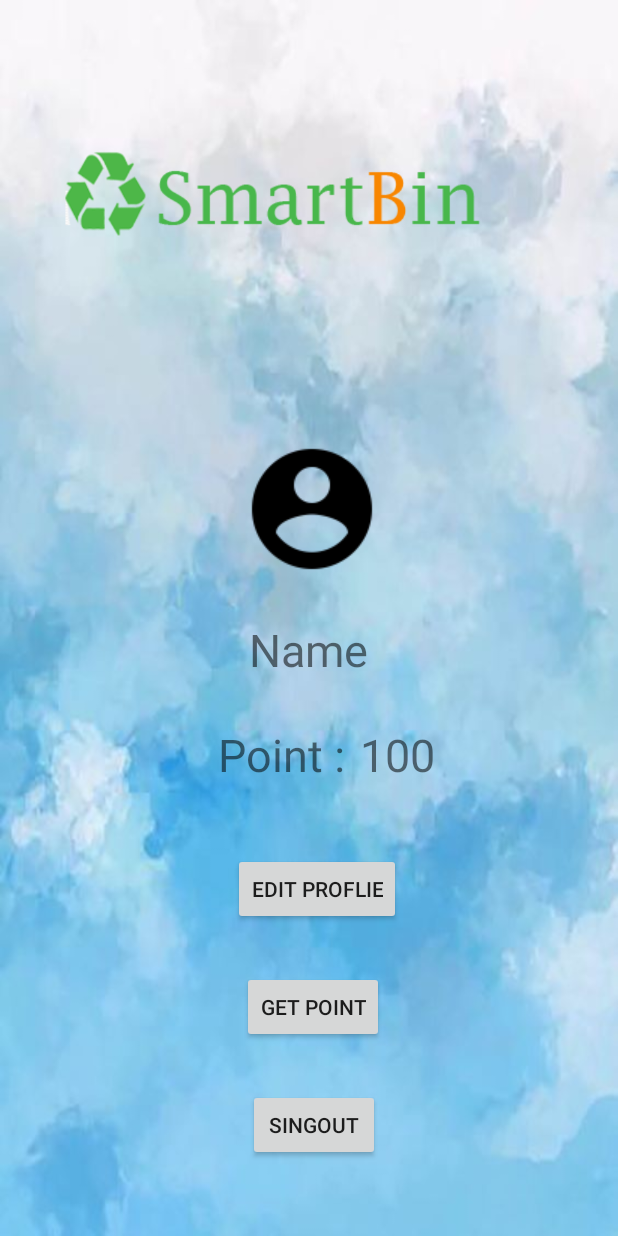
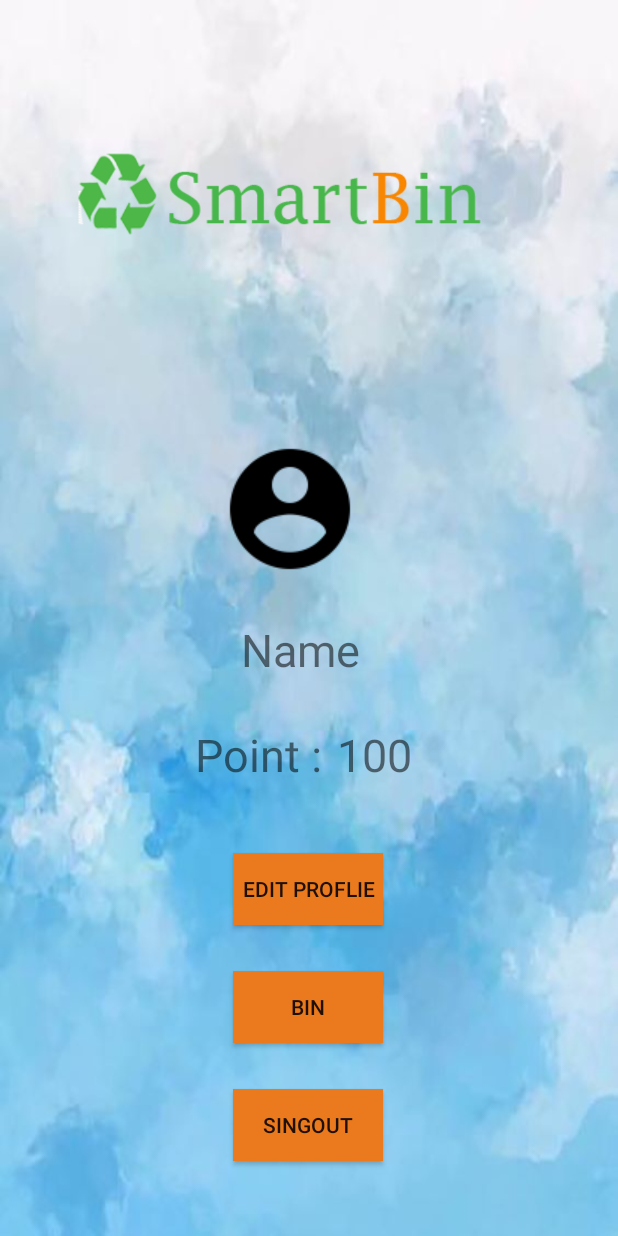
Before and after one commit to thakorn09/SmartBinApp, an Android app: the ContinueTrashActivity screen opened directly, with no data from a screen before it, after a tap on "NO", on a phone screen of 412 x 824 dp. Run offline under Robolectric (Android 15) with nearby library versions, the phone set to English and light mode, and no system bars; our stand-ins replace Firebase (no records; nobody signed in at launch, a user with empty details on screens opened directly); libraries missing offline, so code that uses them is left out: com.github.kittinunf.fuel; pictures from the network do not load; 2 statements that could not run were skipped.

Commit message:
Up PresentSmartBin

```diff
--- a/app/src/main/java/com/sut/smart_bin/ContinueTrashActivity.kt
+++ b/app/src/main/java/com/sut/smart_bin/ContinueTrashActivity.kt
@@ -25,56 +25,31 @@ class ContinueTrashActivity : AppCompatActivity() {
     override fun onCreate(savedInstanceState: Bundle?) {
         super.onCreate(savedInstanceState)
         setContentView(R.layout.activity_continue_trash)
+        val user = FirebaseAuth.getInstance().currentUser
         val sCan = intent.getSerializableExtra("scan")
 
 
-
-
-        listenToMultiple()
-
         btn_NoTrash.setOnClickListener {
-            Toast.makeText(applicationContext,"State2: "+sCan,Toast.LENGTH_SHORT).show()
-            Fuel.put("https://smartbin-sut.herokuapp.com/SmartBin/${sCan}/0")
+            Toast.makeText(applicationContext,"Finish",Toast.LENGTH_SHORT).show()
+            Fuel.put("https://smartbin-sut.herokuapp.com/SmartBin/${sCan}/${user!!.uid}/0")
                 .also { println(it) }
                 .response { result -> }
             moveMainPage()
         }
 
+
         btn_YesTrash.setOnClickListener {
             Toast.makeText(applicationContext,"State2: "+sCan,Toast.LENGTH_SHORT).show()
-            Fuel.put("https://smartbin-sut.herokuapp.com/SmartBin/${sCan}/2")
+            Fuel.put("https://smartbin-sut.herokuapp.com/SmartBin/${sCan}/${user!!.uid}/2")
                 .also { println(it) }
                 .response { result -> }
         }
-
         //btn_YesTrash = findViewById(R.id.btn_YesTrash) as Button
 
        /* btn_YesTrash!!.setOnClickListener{
             val intent = Intent(this@ContinueTrashActivity, ScannerActivity::class.java)
             startActivity(intent)
         }*/
-
-
-    }
-
-
-    private fun listenToMultiple() {
-        val docRef = db.collection("SmartBin").document("State")
-        docRef.addSnapshotListener { snapshot, e ->
-            if (e != null) {
-                //Log.w(TAG, "Listen failed.", e)
-                return@addSnapshotListener
-            }
-
-            if (snapshot != null && snapshot.exists()) {
-                Toast.makeText(applicationContext,"Current data:"+snapshot.data,Toast.LENGTH_SHORT).show()
-                //Log.d(TAG, "Current data: ${snapshot.data}")
-            } else {
-                Toast.makeText(applicationContext,"Current data: null",Toast.LENGTH_SHORT).show()
-                //Log.d(TAG, "Current data: null")
-            }
-        }
-
     }
 
     fun moveMainPage() {
@@ -82,6 +57,4 @@ class ContinueTrashActivity : AppCompatActivity() {
         finish()
     }
 
-
-
 }
--- a/app/src/main/java/com/sut/smart_bin/MainActivity.kt
+++ b/app/src/main/java/com/sut/smart_bin/MainActivity.kt
@@ -2,15 +2,18 @@ package com.sut.smart_bin
 
 import android.content.Intent
 import android.os.Bundle
+import android.util.Log
 import android.widget.Button
 import android.widget.ImageView
 import android.widget.TextView
+import android.widget.Toast
 import androidx.appcompat.app.AppCompatActivity
 import com.bumptech.glide.Glide
 import com.bumptech.glide.load.resource.bitmap.CircleCrop
 import com.github.kittinunf.fuel.Fuel
 import com.github.kittinunf.fuel.core.extensions.jsonBody
 import com.google.firebase.auth.FirebaseAuth
+import com.google.firebase.firestore.FirebaseFirestore
 
 import kotlinx.android.synthetic.main.activity_main.*
 
@@ -21,18 +24,23 @@ class MainActivity : AppCompatActivity() {
     override fun onCreate(savedInstanceState: Bundle?) {
         super.onCreate(savedInstanceState)
 
+        val user = FirebaseAuth.getInstance().currentUser
+        val userid = FirebaseAuth.getInstance().getUid().toString()
+        setContentView(R.layout.activity_main)
 
-        val user = FirebaseAuth.getInstance().currentUser
-        setContentView(R.layout.activity_main)
+
+
+
+
         val u = Users(0,0, "","", "","", "",0, "" )
         user?.let {
 
             val name = user.displayName
             val email = user.email
             val photoUrl = user.photoUrl
+            val uid = userid
 
             //val emailVerified = user.isEmailVerified
-            val uid = user.uid
 
 
             //"https://smartbin-sut.herokuapp.com/User/${uid}".httpGet()
@@ -69,14 +77,11 @@ class MainActivity : AppCompatActivity() {
                         u.BadBin = users.Bin.BadBin
 
 
-                        /*  val upoint = u.Bin?.BadBin * 10
-                          if(u.Point != upoint?.toInt()){
-                              u.Point=upoint?.toInt()
-                              UpPoint(
-                                  u.Name,u.Email,u.Phone,u.Ids,u.Uid,u.Photo,u.Point,u.Bin?.GoodBin,u.Bin?.BadBin
-                              )
-
-                          }*/
+                          val upoint = u.GoodBin * 10
+                          if(u.Point != upoint){
+                              u.Point=upoint
+                              UpPoint(u.Point)
+                          }
 
                         val nametxt = findViewById<TextView>(R.id.id_name)
                         nametxt.text = u.Name
@@ -175,15 +180,7 @@ class MainActivity : AppCompatActivity() {
     }
 
     fun UpPoint(
-        name: String,
-        email: String,
-        phone: String,
-        ids: String,
-        uid: String,
-        photo: String,
-        point: Int,
-        goodBin: Long?,
-        binBin: Long?
+        point: Long
     ) { val user = FirebaseAuth.getInstance().currentUser
         Fuel.put("https://smartbin-sut.herokuapp.com/User/${user!!.uid}/${point}")
             .also { println(it) }
--- a/app/src/main/java/com/sut/smart_bin/ScannerActivity.kt
+++ b/app/src/main/java/com/sut/smart_bin/ScannerActivity.kt
@@ -96,7 +96,7 @@ class ScannerActivity : AppCompatActivity(),ResultHandler{
         val user = FirebaseAuth.getInstance().currentUser
         Fuel.put("https://smartbin-sut.herokuapp.com/SmartBin/${sCan}/${user!!.uid}/1")
             .also { println(it) }
-            .response { result -> }
+            .response { result -> println(result) }
 
 
 
@@ -104,10 +104,9 @@ class ScannerActivity : AppCompatActivity(),ResultHandler{
 
 
         val intent = Intent(this, ContinueTrashActivity::class.java)
-        intent.putExtra("scan", sCan)
+        intent.putExtra("scan",sCan)
         startActivity(intent)
         finish()
-
     }
 
 
--- a/app/src/main/res/layout/activity_main.xml
+++ b/app/src/main/res/layout/activity_main.xml
@@ -9,8 +9,9 @@
     tools:context=".MainActivity">
 
     <ImageView
-        android:layout_width="match_parent"
+        android:layout_width="400dp"
         android:layout_height="wrap_content"
+        android:layout_marginLeft="10dp"
         android:layout_above="@+id/Main_layout"
         android:layout_alignParentTop="true"
         android:src="@drawable/logo_title" />
@@ -26,7 +27,7 @@
             android:id="@+id/id_img"
             android:layout_width="wrap_content"
             android:layout_height="wrap_content"
-            android:layout_marginLeft="160dp"
+            android:layout_marginLeft="145dp"
             android:layout_marginTop="30dp"
             android:layout_marginRight="20dp"
             android:layout_marginBottom="10dp"
@@ -39,6 +40,7 @@
             android:layout_gravity="center"
             android:layout_marginTop="15dp"
             android:layout_marginBottom="10dp"
+            android:layout_marginRight="5dp"
             android:text="Name"
             android:textSize="30dp" />
 
@@ -49,7 +51,7 @@
             <TextView
                 android:layout_width="wrap_content"
                 android:layout_height="wrap_content"
-                android:layout_marginLeft="145dp"
+                android:layout_marginLeft="130dp"
                 android:text="Point :"
                 android:textSize="30dp" />
 
@@ -66,7 +68,7 @@
 
         <Button
             android:id="@+id/btn_edit_proflie"
-            android:layout_width="wrap_content"
+            android:layout_width="100dp"
             android:layout_height="wrap_content"
             android:layout_centerInParent="true"
             android:layout_marginLeft="155dp"
@@ -74,33 +76,37 @@
             android:layout_marginRight="20dp"
             android:layout_marginBottom="15dp"
             android:enabled="true"
-            android:text="Edit Proflie" />
+            android:text="Edit Proflie"
+            android:background="#ea7a1d"
+            />
 
         <Button
             android:id="@+id/btn_cast"
-            android:layout_width="wrap_content"
+            android:layout_width="100dp"
             android:layout_height="wrap_content"
             android:layout_centerInParent="true"
-            android:layout_marginLeft="161dp"
+            android:layout_marginLeft="155dp"
             android:layout_marginTop="15dp"
             android:layout_marginRight="20dp"
             android:layout_marginBottom="15dp"
             android:enabled="true"
-            android:text="Get point"
+            android:text="Bin"
+            android:background="#ea7a1d"
             />
 
 
         <Button
             android:id="@+id/btn_sign_out"
-            android:layout_width="wrap_content"
+            android:layout_width="100dp"
             android:layout_height="wrap_content"
             android:layout_centerInParent="true"
-            android:layout_marginLeft="165dp"
+            android:layout_marginLeft="155dp"
             android:layout_marginTop="15dp"
             android:layout_marginRight="20dp"
             android:layout_marginBottom="50dp"
             android:enabled="true"
             android:text="SINGOUT"
+            android:background="#ea7a1d"
 
 
             />
```
Also changed, not shown: app/src/main/res/mipmap-hdpi/ic_launcher.png, app/src/main/res/mipmap-hdpi/ic_launcher_round.png, app/src/main/res/mipmap-mdpi/ic_launcher.png, app/src/main/res/mipmap-mdpi/ic_launcher_round.png, app/src/main/res/mipmap-xhdpi/ic_launcher.png, app/src/main/res/mipmap-xhdpi/ic_launcher_round.png, app/src/main/res/mipmap-xxhdpi/ic_launcher.png, app/src/main/res/mipmap-xxhdpi/ic_launcher_round.png, app/src/main/res/mipmap-xxxhdpi/ic_launcher.png, app/src/main/res/mipmap-xxxhdpi/ic_launcher_round.png.
